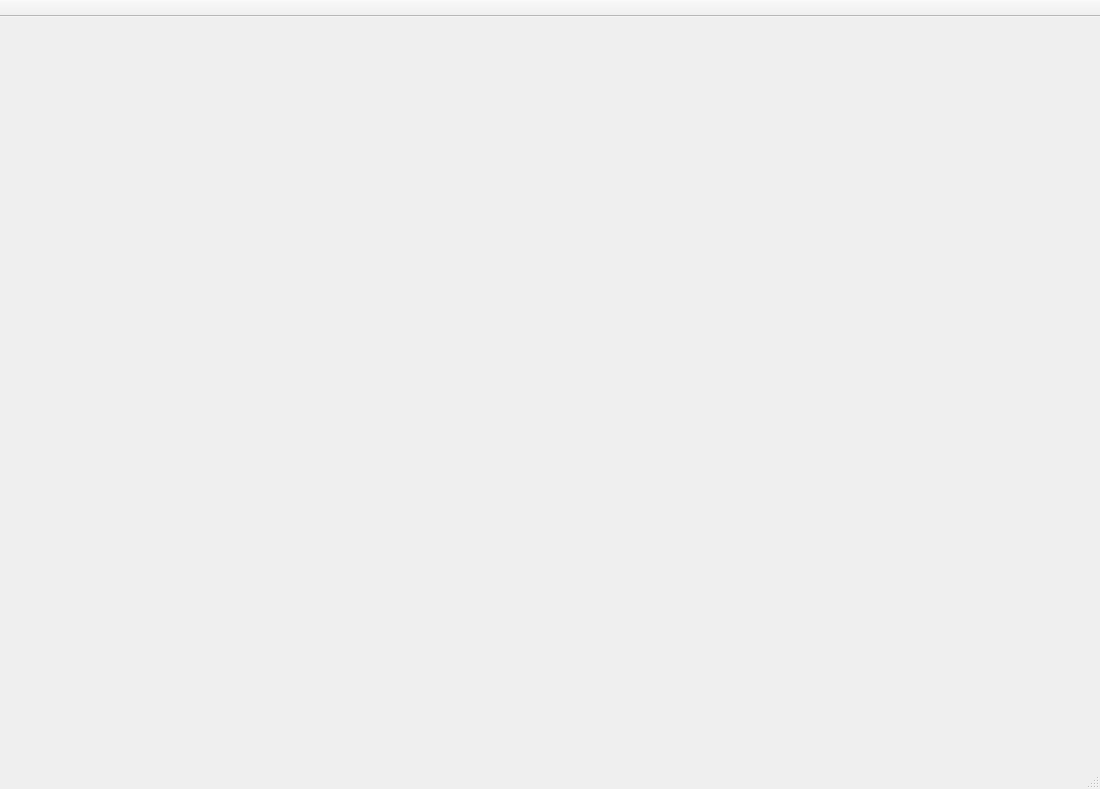
This is resources/ui/asset_browser_window.ui in remyla/davos-dev as Qt 5 draws it before an edit. The edited form follows.
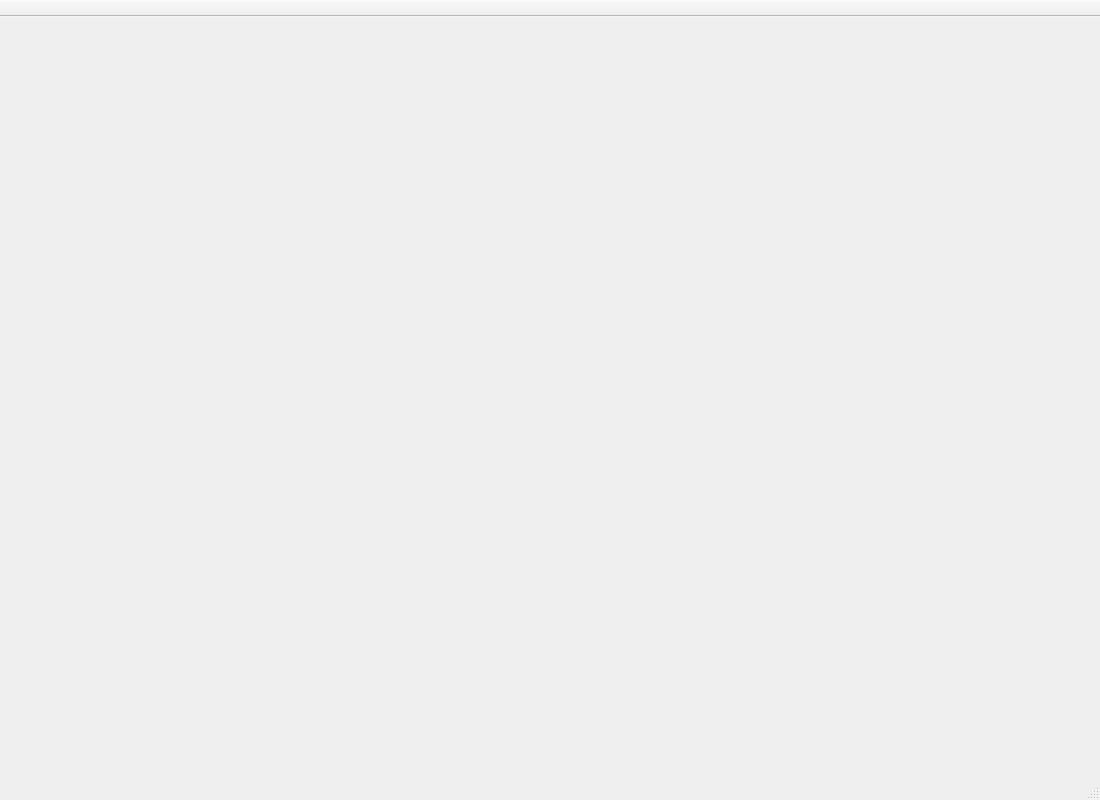
This is the edited form.

Diff of the .ui file:
```diff
--- a/resources/ui/asset_browser_window.ui
+++ b/resources/ui/asset_browser_window.ui
@@ -7,7 +7,7 @@
     <x>0</x>
     <y>0</y>
     <width>1100</width>
-    <height>789</height>
+    <height>800</height>
    </rect>
   </property>
   <property name="windowTitle">
```
Left out of the diff: 4 changed lines with no effect on the pictures.
